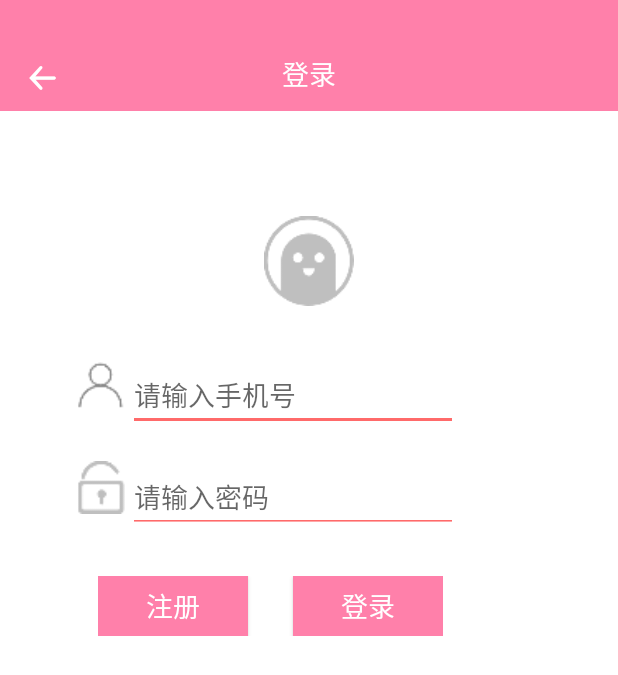
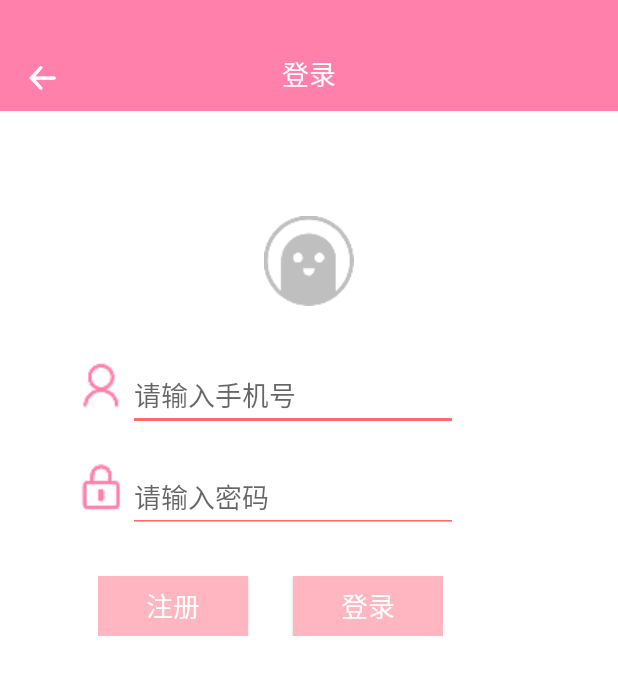
Before and after one commit to vivianluomin/CollectionElfin, an Android app: the LoginActivity screen opened directly, with no data from a screen before it, on a phone screen of 412 x 824 dp. Shown: the top 675 px of the screen. Run offline under Robolectric (Android 15) with nearby library versions, the phone set to English and light mode, and no system bars; our stand-ins replace EventBus.

Commit message:
修改UI 和 一个小Bug

```diff
--- a/app/src/main/res/layout/activity_login.xml
+++ b/app/src/main/res/layout/activity_login.xml
@@ -83,7 +83,7 @@
             android:layout_width="100dp"
             android:layout_height="40dp"
             android:text="注册"
-            android:background="@color/color_pink"
+            android:background="@color/color_butten_pink"
             android:textColor="@color/white"
             android:textSize="18sp"
             />
@@ -93,7 +93,7 @@
             android:layout_width="100dp"
             android:layout_height="40dp"
             android:text="登录"
-            android:background="@color/color_pink"
+            android:background="@color/color_butten_pink"
             android:textColor="@color/white"
             android:textSize="18sp"
             />
--- a/app/src/main/res/values/colors.xml
+++ b/app/src/main/res/values/colors.xml
@@ -20,4 +20,5 @@
     <color name="color_text">#333333</color>
     <color name="color_text_red">#FF80AA</color>
     <color name="color_line_red">#FF6A6A</color>
+    <color name="color_butten_pink">#FFB6C1</color>
 </resources>
```
Also changed, not shown: app/src/main/java/com/example/asus1/collectionelfin/activities/MainActivity.java (+35 -30 lines), app/src/main/java/com/example/asus1/collectionelfin/activities/RegisterActivity.java (+4 -3 lines), app/src/main/res/layout/activity_register.xml (+5 -5 lines), app/src/main/res/layout/fragment_modify_passworld.xml (+4 -4 lines), app/src/main/res/mipmap-xxhdpi/ic_name.png (added), app/src/main/res/mipmap-xxhdpi/password.png, app/src/main/res/mipmap-xxhdpi/user_name.png, app/src/main/res/mipmap-xxhdpi/validate.png.
